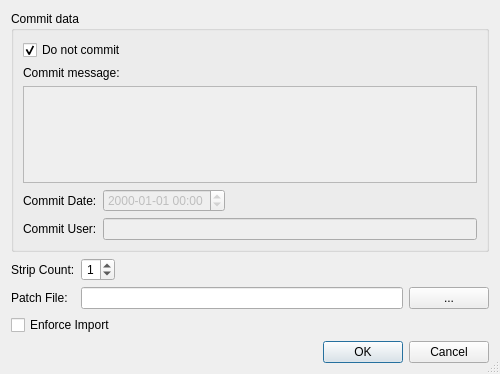
Qt form Plugins/VcsPlugins/vcsMercurial/HgImportDialog.ui (testmana2/test) before a commit.
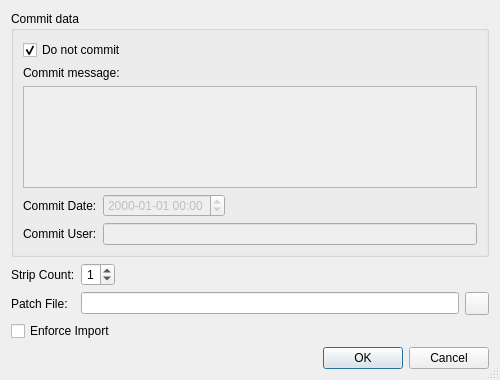
The same form after that commit.

Commit message: Changed all the file or directory selection buttons to QToolButton and gave them an icon.

The edit to the form file:
```diff
--- a/Plugins/VcsPlugins/vcsMercurial/HgImportDialog.ui
+++ b/Plugins/VcsPlugins/vcsMercurial/HgImportDialog.ui
@@ -7,7 +7,7 @@
     <x>0</x>
     <y>0</y>
     <width>500</width>
-    <height>374</height>
+    <height>380</height>
    </rect>
   </property>
   <property name="windowTitle">
@@ -173,13 +173,10 @@
       </widget>
      </item>
      <item>
-      <widget class="QPushButton" name="patchFileButton">
+      <widget class="QToolButton" name="patchFileButton">
        <property name="toolTip">
         <string>Press to select the patch file via a file selection dialog</string>
        </property>
-       <property name="text">
-        <string notr="true">...</string>
-       </property>
       </widget>
      </item>
     </layout>
```
The commit also changes 127 other files.
